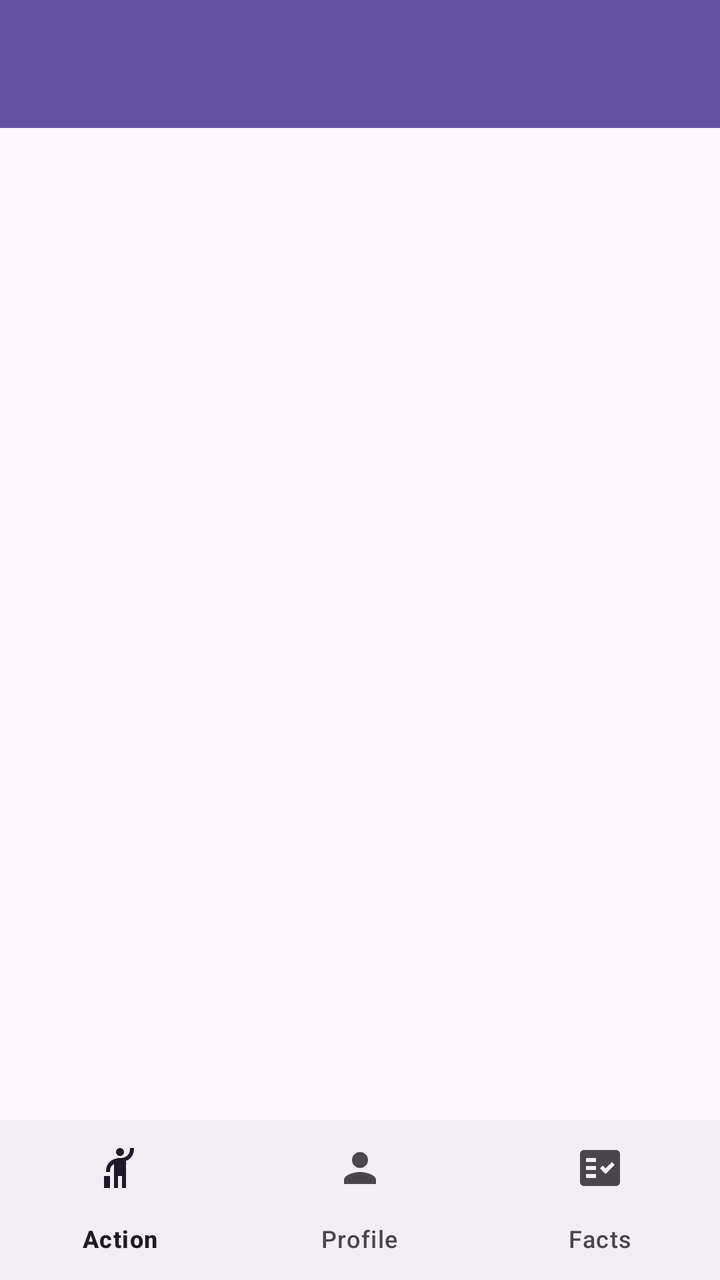
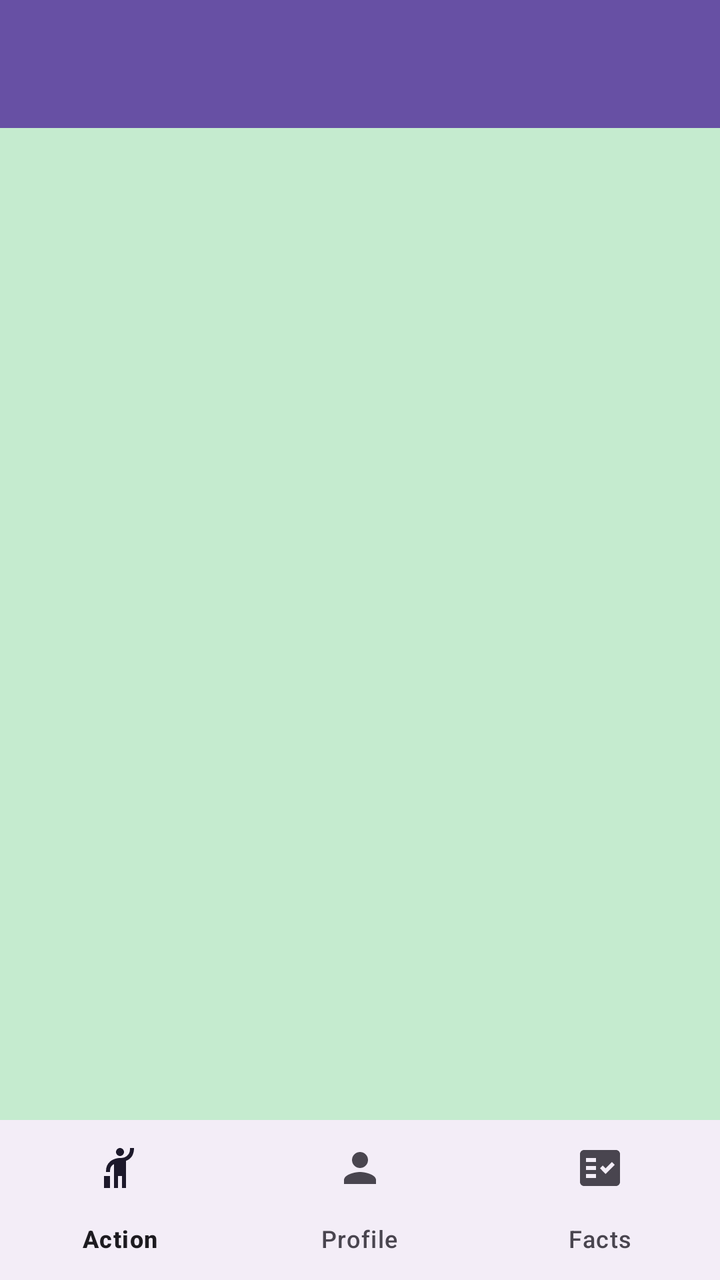

The first picture is an Android layout as it rendered before a commit; the second is the same layout after the commit. The layout source and the unified diff follow.
<!-- AndroidManifest.xml: application theme Theme.Carbonfootprint -->
<!-- res/layout/activity_main_page.xml -->
<?xml version="1.0" encoding="utf-8"?>
<androidx.constraintlayout.widget.ConstraintLayout xmlns:android="http://schemas.android.com/apk/res/android"
    xmlns:app="http://schemas.android.com/apk/res-auto"
    xmlns:tools="http://schemas.android.com/tools"
    android:id="@+id/main"
    android:layout_width="match_parent"
    android:layout_height="match_parent"
    tools:context=".MainPage">

    <RelativeLayout
        android:layout_width="match_parent"
        android:layout_height="match_parent"
        tools:context=".Activities.HomeActivity">

        <androidx.appcompat.widget.Toolbar
            android:id="@+id/toolbar"
            android:layout_width="match_parent"
            android:layout_height="?attr/actionBarSize"
            android:background="?attr/colorPrimary"
            app:titleTextColor="@android:color/white"
            android:elevation="4dp"/>

        <RelativeLayout
            android:id="@+id/innerrelativelayout"
            android:layout_width="match_parent"
            android:layout_height="match_parent"
            android:layout_marginBottom="65dp"
            android:padding="5dp">
        </RelativeLayout>

        <RelativeLayout
            android:id="@+id/relativelayout"
            android:layout_width="match_parent"
            android:layout_height="match_parent"
            android:layout_marginBottom="65dp"
            android:padding="5dp">
        </RelativeLayout>

        <com.google.android.material.bottomnavigation.BottomNavigationView
            android:id="@+id/bottom_navigation"
            android:layout_width="match_parent"
            android:layout_height="wrap_content"
            android:layout_alignParentBottom="true"
            app:menu="@menu/bottom_navigation_menu" />
    </RelativeLayout>
</androidx.constraintlayout.widget.ConstraintLayout>
<!-- resources referenced by this layout -->
<resources>
  <style name="Theme.Carbonfootprint" parent="Base.Theme.Carbonfootprint" />
  <style name="Base.Theme.Carbonfootprint" parent="Theme.Material3.DayNight.NoActionBar">
          
          
      </style>
</resources>

<!-- the commit's change to res/layout/activity_main_page.xml (unified diff, before → after) -->
@@ -5,6 +5,7 @@
     android:id="@+id/main"
     android:layout_width="match_parent"
     android:layout_height="match_parent"
+    android:background="#c5ebcf"
     tools:context=".MainPage">
 
     <RelativeLayout
